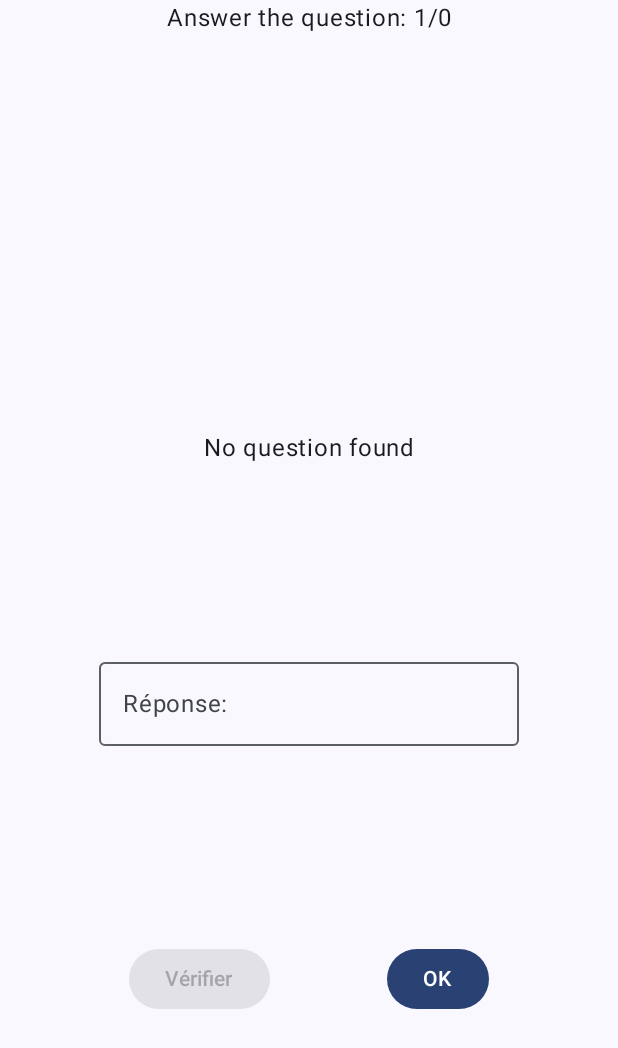
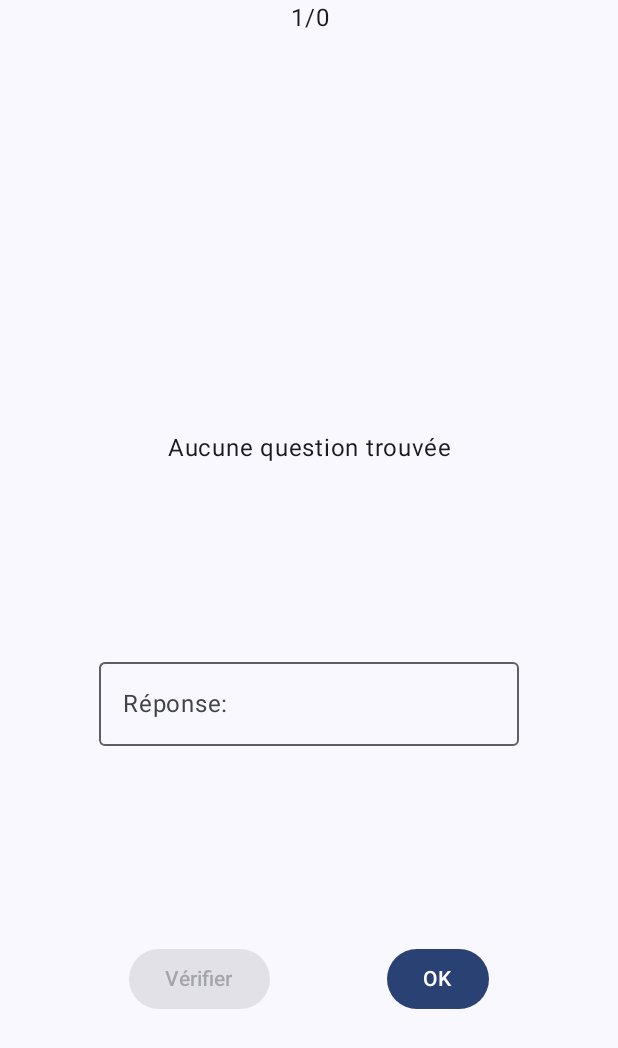
Before and after one commit to ImAliant/si-learning, an Android app built with Jetpack Compose: the composable GameUI called with empty values, on a phone screen of 412 x 824 dp. Shown: the top 1048 px of the screen. Run offline under Robolectric (Android 15) with nearby library versions, the phone set to English and light mode, and no system bars.

Commit message:
add string constant

```diff
--- a/app/src/main/java/fr/diamant/silearning/ui/game/GameScreen.kt
+++ b/app/src/main/java/fr/diamant/silearning/ui/game/GameScreen.kt
@@ -73,7 +73,7 @@ private fun GameUI(
 
         Spacer(modifier = Modifier.height(16.dp))
 
-        QuestionText(question = current)
+        QuestionText(question = current, context = context)
 
         AnswerInput(
             userAnswer = userAnswer,
@@ -99,16 +99,16 @@ private fun Information(model: GameViewModel) {
     val size by remember { model.size }
 
     Text(
-        text = "Answer the question: $currentIndex/$size",
+        text = "$currentIndex/$size",
         textAlign = TextAlign.Center,
         modifier = Modifier.padding(horizontal = 16.dp)
     )
 }
 
 @Composable
-private fun QuestionText(question: String?) {
+private fun QuestionText(question: String?, context: Context) {
     Text(
-        text = question ?: "No question found",
+        text = question ?: context.getString(R.string.no_question_found),
         textAlign = TextAlign.Center,
         modifier = Modifier.padding(horizontal = 16.dp)
     )
--- a/app/src/main/res/values/strings.xml
+++ b/app/src/main/res/values/strings.xml
@@ -6,4 +6,5 @@
     <string name="check_btn">Vérifier</string>
     <string name="no_category_selected">Aucune catégorie sélectionnée</string>
     <string name="no_question_found_for_category">Aucune question trouvée pour cette catégorie</string>
+    <string name="no_question_found">Aucune question trouvée</string>
 </resources>
```
